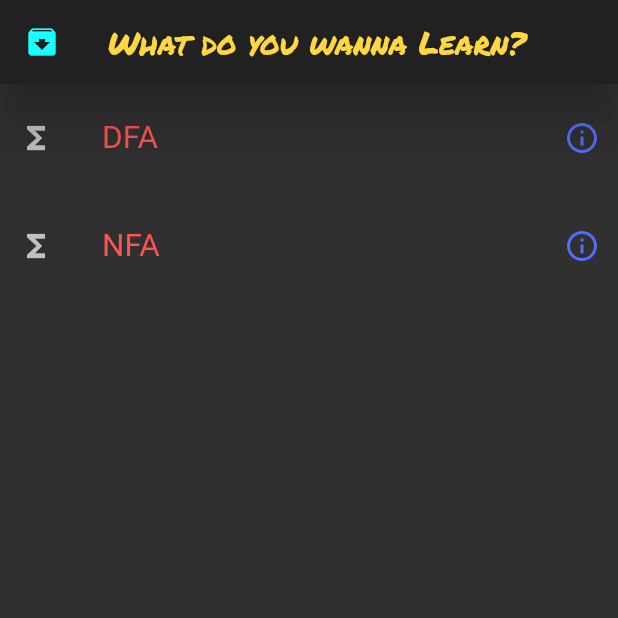
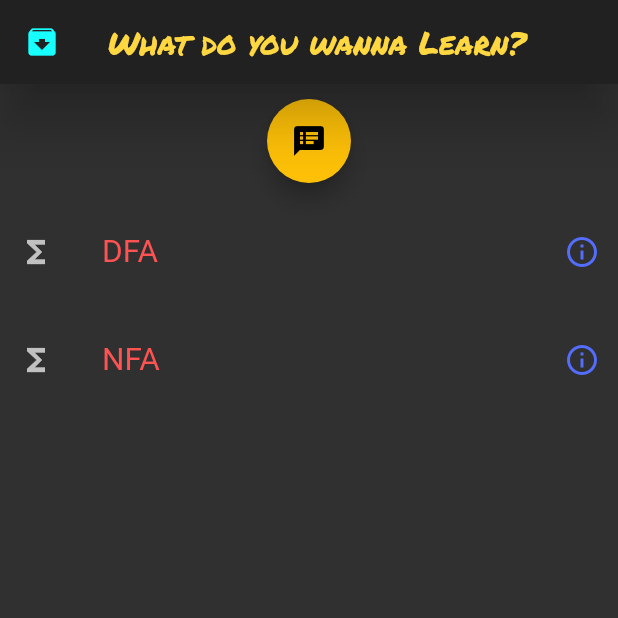
Before and after one commit to oojas/AutomateX, a Flutter app: the screen it shows after launch, on a phone screen of 412 x 824 dp, the top half of it. Run offline on Flutter 3.47's test engine with Material 2 defaults, Android fonts, the phone set to English and light mode, and no system bars; our stand-ins replace google_fonts, splashscreen; Roboto replaces fonts that are missing (Courgette).

Commit message:
floating action updated

```diff
--- a/lib/home.dart
+++ b/lib/home.dart
@@ -46,6 +46,15 @@ class _homeState extends State<home> with SingleTickerProviderStateMixin {
           mainAxisSize: MainAxisSize.max,
           mainAxisAlignment: MainAxisAlignment.start,
           children: [
+            Padding(
+              padding: const EdgeInsets.all(10.0),
+              child: FloatingActionButton(
+                onPressed: null,
+                splashColor: Colors.blue,
+                backgroundColor: Colors.amber,
+                child: Icon(Icons.speaker_notes),
+              ),
+            ),
             Column(
               mainAxisAlignment: MainAxisAlignment.start,
               children: [
```
